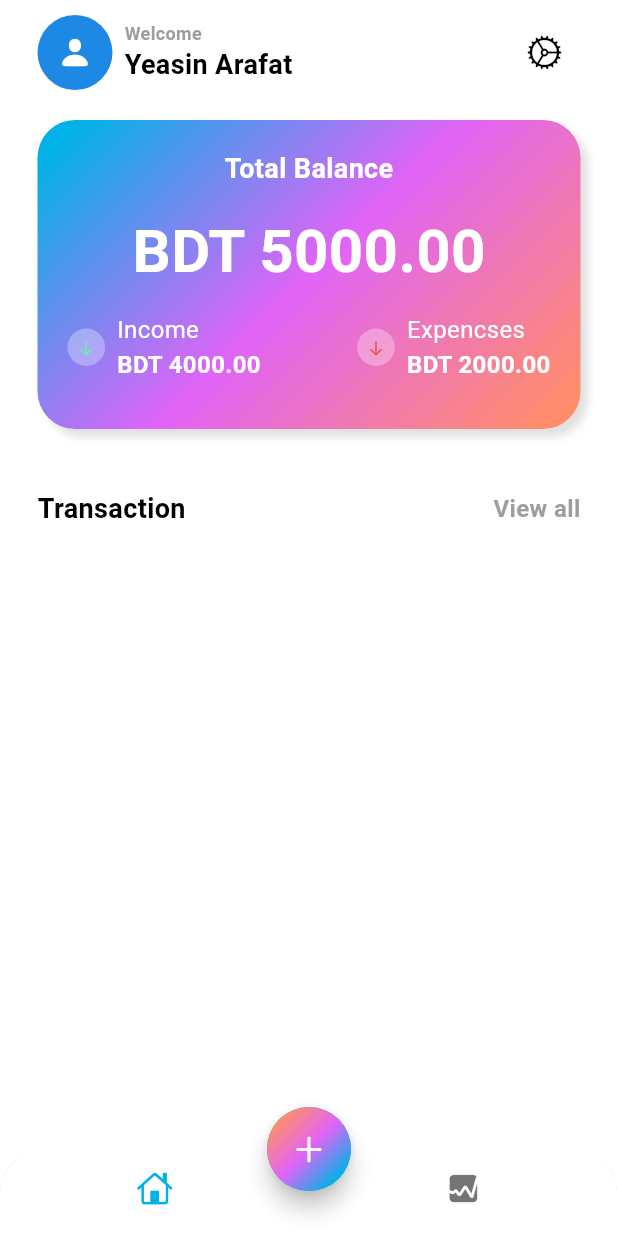
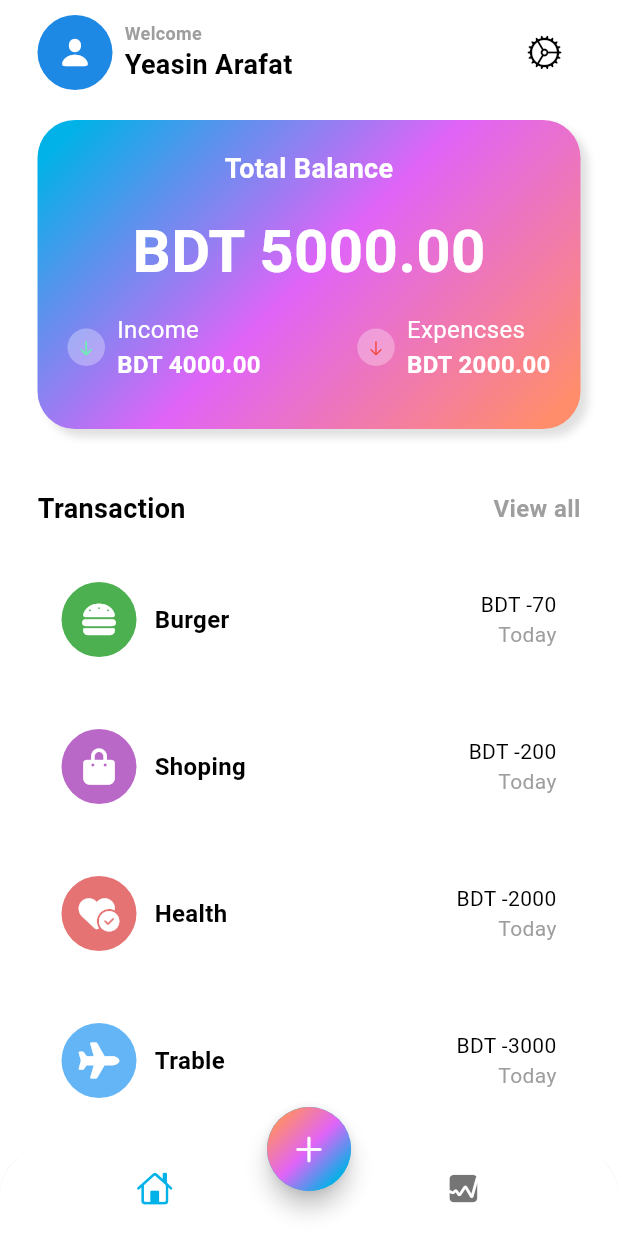
Before and after one commit to Yeasin00p/expense_tracker, a Flutter app: the screen it shows after launch, on a phone screen of 412 x 824 dp. Run offline on Flutter 3.47's test engine with Material 3 defaults, Android fonts, the phone set to English and light mode, and no system bars; our stand-ins replace font_awesome_flutter.

Commit message:
add listview

```diff
--- /dev/null
+++ b/lib/data/data.dart
@@ -0,0 +1,45 @@
+import 'package:flutter/material.dart';
+import 'package:font_awesome_flutter/font_awesome_flutter.dart';
+
+List<Map<String, dynamic>> myData = [
+  {
+    'icon': const FaIcon(
+      FontAwesomeIcons.burger,
+      color: Colors.white,
+    ),
+    'color': Colors.green,
+    'name': 'Burger',
+    'amount': 'BDT -70',
+    'date': 'Today'
+  },
+  {
+    'icon': const FaIcon(
+      FontAwesomeIcons.bagShopping,
+      color: Colors.white,
+    ),
+    'color': Colors.purple[300],
+    'name': 'Shoping',
+    'amount': 'BDT -200',
+    'date': 'Today'
+  },
+  {
+    'icon': const FaIcon(
+      FontAwesomeIcons.heartCircleCheck,
+      color: Colors.white,
+    ),
+    'color': Colors.red[300],
+    'name': 'Health',
+    'amount': 'BDT -2000',
+    'date': 'Today'
+  },
+  {
+    'icon': const FaIcon(
+      FontAwesomeIcons.plane,
+      color: Colors.white,
+    ),
+    'color': Colors.blue[300],
+    'name': 'Trable',
+    'amount': 'BDT -3000',
+    'date': 'Today'
+  },
+];
--- a/lib/screen/home/views/main_screen.dart
+++ b/lib/screen/home/views/main_screen.dart
@@ -1,4 +1,5 @@
 import 'dart:math';
+import 'package:expense_tracker/data/data.dart';
 import 'package:flutter/cupertino.dart';
 import 'package:flutter/material.dart';
 
@@ -236,7 +237,93 @@ class MainScreen extends StatelessWidget {
                   ),
                 ),
               ],
-            )
+            ),
+            const SizedBox(
+              height: 20,
+            ),
+            Expanded(
+              child: ListView.builder(
+                itemCount: myData.length,
+                itemBuilder: (context, int i) {
+                  return Padding(
+                    padding: const EdgeInsets.only(
+                      bottom: 16,
+                    ),
+                    child: Container(
+                      decoration: BoxDecoration(
+                        color: Colors.white,
+                        borderRadius: BorderRadius.circular(12),
+                      ),
+                      child: Padding(
+                        padding: const EdgeInsets.all(16),
+                        child: Row(
+                          mainAxisAlignment: MainAxisAlignment.spaceBetween,
+                          children: [
+                            Row(
+                              children: [
+                                Stack(
+                                  alignment: Alignment.center,
+                                  children: [
+                                    Container(
+                                      height: 50,
+                                      width: 50,
+                                      decoration: BoxDecoration(
+                                        color: myData[i]['color'],
+                                        shape: BoxShape.circle,
+                                      ),
+                                    ),
+                                    myData[i]['icon'],
+                                    //  Icon(
+                                    // Icons.food_bank,
+                                    //   color: Colors.white,
+                                    // ),
+                                  ],
+                                ),
+                                const SizedBox(
+                                  width: 12,
+                                ),
+                                Text(
+                                  myData[i]['name'],
+                                  style: TextStyle(
+                                    fontSize: 16,
+                                    fontWeight: FontWeight.w600,
+                                    color: Theme.of(context)
+                                        .colorScheme
+                                        .onBackground,
+                                  ),
+                                ),
+                              ],
+                            ),
+                            Column(
+                              crossAxisAlignment: CrossAxisAlignment.end,
+                              children: [
+                                Text(
+                                  myData[i]['amount'],
+                                  style: TextStyle(
+                                    fontWeight: FontWeight.w400,
+                                    color: Theme.of(context)
+                                        .colorScheme
+                                        .onBackground,
+                                  ),
+                                ),
+                                Text(
+                                  myData[i]['date'],
+                                  style: TextStyle(
+                                    fontWeight: FontWeight.w400,
+                                    color:
+                                        Theme.of(context).colorScheme.outline,
+                                  ),
+                                ),
+                              ],
+                            ),
+                          ],
+                        ),
+                      ),
+                    ),
+                  );
+                },
+              ),
+            ),
           ],
         ),
       ),
```
Also changed, not shown: pubspec.yaml (+1 -6 lines), pubspec.lock.
